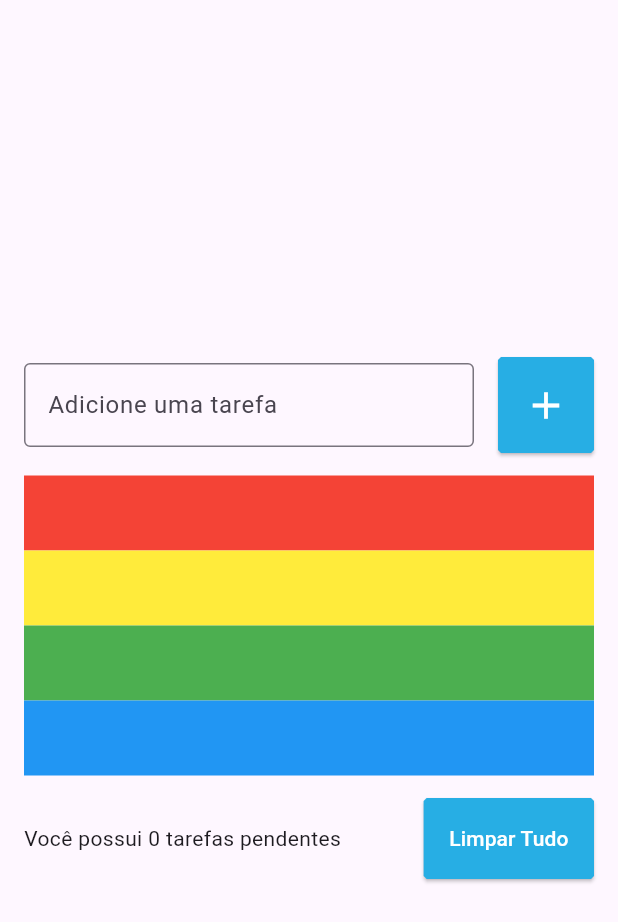
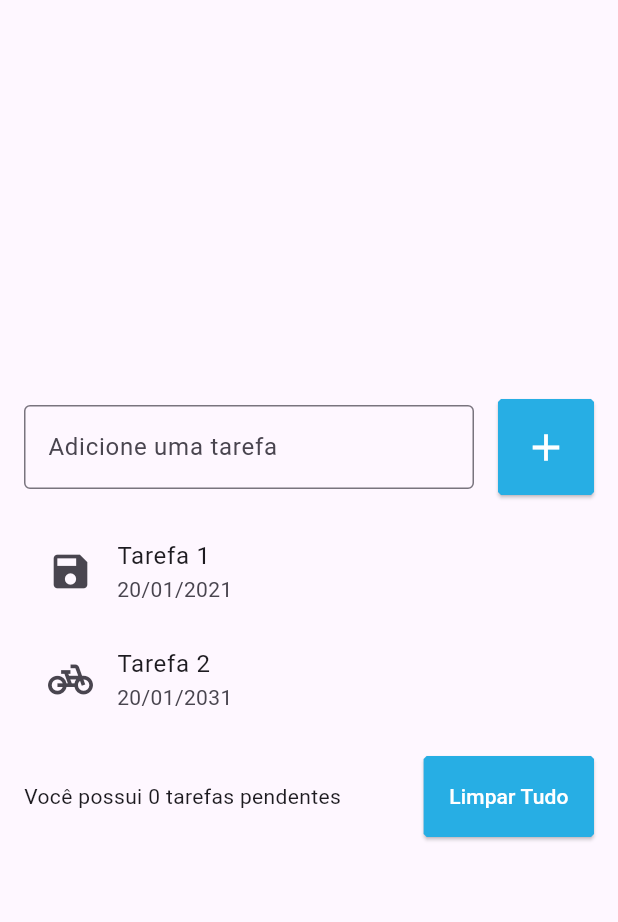
Before and after one commit to gabnugosi/todo_list, a Flutter app: the screen it shows after launch, on a phone screen of 412 x 824 dp. Shown: the top 922 px of the screen. Run offline on Flutter 3.47's test engine with Material 3 defaults, Android fonts, the phone set to English and light mode, and no system bars.

Commit message:
Aula 95 adição do listtile no listview

```diff
--- a/lib/pages/todo_list_pages.dart
+++ b/lib/pages/todo_list_pages.dart
@@ -54,22 +54,27 @@ class TodoListPage extends StatelessWidget {
               ListView(
                 shrinkWrap: true,
                 children: [
-                  Container(
-                    color: Colors.red,
-                    height: 50,
-                    width: 50,
+                  ListTile(
+                    title: Text('Tarefa 1'),
+                    subtitle: Text('20/01/2021'),
+                    leading: Icon(
+                      Icons.save,
+                      size: 30,
+                    ),
+                    onTap: () {
+                      log('Tarefa 1');
+                    },
                   ),
-                  Container(
-                    color: Colors.yellow,
-                    height: 50,
-                  ),
-                  Container(
-                    color: Colors.green,
-                    height: 50,
-                  ),
-                  Container(
-                    color: Colors.blue,
-                    height: 50,
+                  ListTile(
+                    title: Text('Tarefa 2'),
+                    subtitle: Text('20/01/2031'),
+                    leading: Icon(
+                      Icons.pedal_bike,
+                      size: 30,
+                    ),
+                    onTap: () {
+                      log('Tarefa 2');
+                    },
                   ),
                 ],
               ),
```
